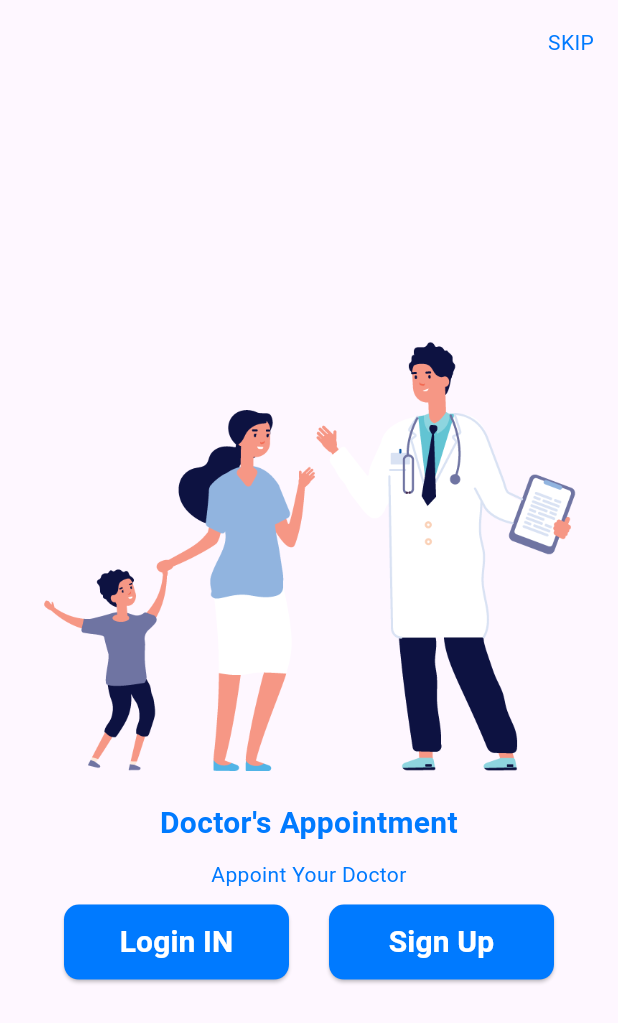
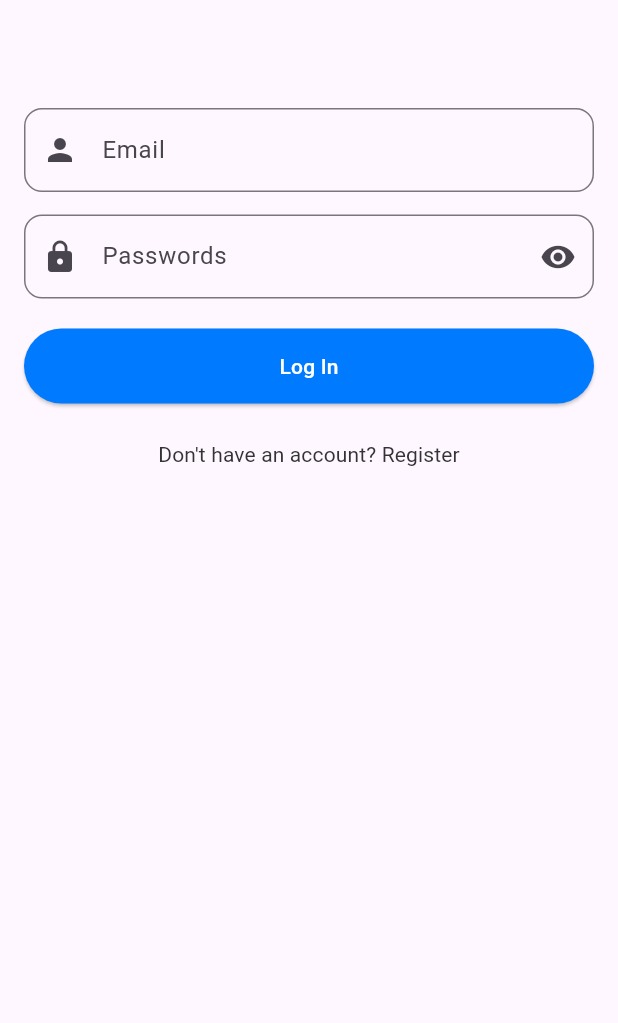
Before and after one commit to coderasmita/doctor_appointment, a Flutter app: the screen it shows after launch, on a phone screen of 412 x 824 dp. Shown: the top 1023 px of the screen. Run offline on Flutter 3.47's test engine with Material 3 defaults, Android fonts, the phone set to English and light mode, and no system bars; our stand-ins replace get, velocity_x.

Commit message:
login screen

```diff
--- /dev/null
+++ b/lib/components/custom_text_field.dart
@@ -0,0 +1,39 @@
+import 'package:doctors_appointment/const/app_color.dart';
+import 'package:flutter/material.dart';
+
+class CustomTextField extends StatelessWidget {
+  const CustomTextField({
+    super.key,
+    required this.hintText,
+    this.prefixIcon,
+    this.suffixIcon,
+    this.obscureText = false,
+    this.textEditingController,
+    this.textInputType,
+  });
+
+  final String hintText;
+  final Widget? prefixIcon;
+  final Widget? suffixIcon;
+  final bool? obscureText;
+  final TextEditingController? textEditingController;
+  final TextInputType? textInputType;
+
+  @override
+  Widget build(BuildContext context) {
+    return TextField(
+      obscureText: obscureText!,
+      keyboardType: textInputType,
+      controller: textEditingController,
+      decoration: InputDecoration(
+        border: OutlineInputBorder(
+          borderSide: const BorderSide(color: AppColor.black),
+          borderRadius: BorderRadius.circular(12),
+        ),
+        hintText: hintText,
+        prefixIcon: prefixIcon,
+        suffixIcon: suffixIcon,
+      ),
+    );
+  }
+}
--- /dev/null
+++ b/lib/components/primary_button.dart
@@ -0,0 +1,41 @@
+import 'package:flutter/material.dart';
+
+import '../const/app_color.dart';
+
+class PrimaryButton extends StatelessWidget {
+  const PrimaryButton({
+    super.key,
+    required this.title,
+    this.onPressed,
+    this.icon,
+    this.width,
+    this.height,
+    this.color,
+    this.textColor,
+    this.bgColor,
+  });
+  final String title;
+  final Function()? onPressed;
+  final Widget? icon;
+  final double? width;
+  final double? height;
+  final Color? color;
+  final Color? textColor;
+  final Color? bgColor;
+
+  @override
+  Widget build(BuildContext context) {
+    return ElevatedButton(
+      onPressed: onPressed,
+      style: ElevatedButton.styleFrom(
+        backgroundColor: bgColor ?? AppColor.primaryColor,
+        fixedSize:
+            Size(width ?? MediaQuery.sizeOf(context).width, height ?? 50),
+      ),
+      child: Text(
+        title,
+        style: TextStyle(color: textColor ?? AppColor.white),
+      ),
+    );
+  }
+}
--- a/lib/main.dart
+++ b/lib/main.dart
@@ -1,4 +1,4 @@
-import 'package:doctors_appointment/screens/onboard_screen.dart';
+import 'package:doctors_appointment/screens/splash_screen.dart';
 import 'package:flutter/material.dart';
 import 'package:get/get.dart';
 
@@ -18,7 +18,7 @@ class MyApp extends StatelessWidget {
         colorScheme: ColorScheme.fromSeed(seedColor: Colors.deepPurple),
         useMaterial3: true,
       ),
-      home: const OnBoardScreen(),
+      home: const SplashScreen(),
     );
   }
 }
--- a/lib/screens/login_screen.dart
+++ b/lib/screens/login_screen.dart
@@ -0,0 +1,88 @@
+import 'package:doctors_appointment/const/app_text.dart';
+import 'package:doctors_appointment/screens/dashboard_screen.dart';
+import 'package:doctors_appointment/screens/signup_screen.dart';
+
+import 'package:flutter/material.dart';
+import 'package:get/get.dart';
+
+import '../components/custom_text_field.dart';
+import '../components/primary_button.dart';
+
+class LoginScreen extends StatefulWidget {
+  const LoginScreen({super.key});
+
+  @override
+  State<LoginScreen> createState() => _LoginScreenState();
+}
+
+class _LoginScreenState extends State<LoginScreen> {
+  bool isVisibility = true;
+  final TextEditingController _emailController = TextEditingController();
+  final TextEditingController _passwordController = TextEditingController();
+  @override
+  Widget build(BuildContext context) {
+    return Scaffold(
+      appBar: AppBar(),
+      body: Padding(
+        padding: const EdgeInsets.all(16),
+        child: Column(
+          children: [
+            CustomTextField(
+              textInputType: TextInputType.emailAddress,
+              hintText: "Email",
+              prefixIcon: const Icon(
+                Icons.person,
+              ),
+              textEditingController: _emailController,
+            ),
+            const SizedBox(
+              height: 15,
+            ),
+            CustomTextField(
+              obscureText: isVisibility,
+              hintText: "Passwords",
+              prefixIcon: const Icon(Icons.lock),
+              suffixIcon: InkWell(
+                onTap: () {
+                  setState(() {
+                    isVisibility = !isVisibility;
+                  });
+                },
+                child: Icon(
+                  isVisibility ? Icons.visibility : Icons.visibility_off,
+                ),
+              ),
+              textEditingController: _passwordController,
+            ),
+            const SizedBox(
+              height: 20,
+            ),
+            PrimaryButton(
+              title: "Log In",
+              onPressed: () {
+                Get.to(() => const DashboardScreen());
+              },
+              width: MediaQuery.sizeOf(context).width,
+              //color primaty ma diyako xa bhane yo nabhaya yo
+              // textColor: AppColor.black,
+              // bgColor: Colors.green,
+            ),
+            const SizedBox(
+              height: 10,
+            ),
+            Center(
+              child: TextButton(
+                onPressed: () {
+                  Get.to(() => const SignupScreen());
+                },
+                child: const AppText(
+                  title: "Don't have an account? Register",
+                ),
+              ),
+            ),
+          ],
+        ),
+      ),
+    );
+  }
+}
--- a/lib/screens/onboard_screen.dart
+++ /dev/null
@@ -1,85 +0,0 @@
-import 'package:doctors_appointment/const/app_assets.dart';
-import 'package:doctors_appointment/const/app_color.dart';
-import 'package:doctors_appointment/const/app_text.dart';
-import 'package:flutter/material.dart';
-
-import '../const/app_strings.dart';
-import '../const/app_style.dart';
-
-class OnBoardScreen extends StatelessWidget {
-  const OnBoardScreen({super.key});
-
-  @override
-  Widget build(BuildContext context) {
-    return Scaffold(
-      appBar: AppBar(
-        actions: [
-          Padding(
-            padding: const EdgeInsets.only(right: 16),
-            child: AppText(
-              title: AppStrings.skip.toUpperCase(),
-              color: AppColor.primaryColor,
-            ),
-          ),
-        ],
-      ),
-      body: Padding(
-        padding: const EdgeInsets.all(16),
-        child: Column(
-          mainAxisAlignment: MainAxisAlignment.center,
-          children: [
-            Image.asset(AppAssets.imagesDoctors),
-            const SizedBox(
-              height: 20,
-            ),
-            AppStyles.bold(
-              title: AppStrings.doctorsAppointment,
-              color: AppColor.primaryColor,
-            ),
-            const SizedBox(
-              height: 10,
-            ),
-            AppStyles.normal(
-              title: AppStrings.appointYourDoctor,
-              color: AppColor.primaryColor,
-            ),
-            const SizedBox(
-              height: 10,
-            ),
-            Row(
-              mainAxisAlignment: MainAxisAlignment.spaceEvenly,
-              children: [
-                ElevatedButton(
-                  onPressed: () {},
-                  style: ElevatedButton.styleFrom(
-                      fixedSize: const Size(150, 50),
-                      shape: RoundedRectangleBorder(
-                        borderRadius: BorderRadius.circular(10),
-                      ),
-                      backgroundColor: AppColor.primaryColor),
-                  child: AppStyles.bold(
-                    title: AppStrings.logIn,
-                    color: AppColor.white,
-                  ),
-                ),
-                ElevatedButton(
-                  onPressed: () {},
-                  style: ElevatedButton.styleFrom(
-                      fixedSize: const Size(150, 50),
-                      shape: RoundedRectangleBorder(
-                        borderRadius: BorderRadius.circular(10),
-                      ),
-                      backgroundColor: AppColor.primaryColor),
-                  child: AppStyles.bold(
-                    title: AppStrings.signIn,
-                    color: AppColor.white,
-                  ),
-                ),
-              ],
-            )
-          ],
-        ),
-      ),
-    );
-  }
-}
```
Also changed, not shown: lib/screens/home_screen.dart (+16 -1 lines), lib/screens/signup_screen.dart (+121 -0 lines), lib/screens/splash_screen.dart (added, +103 -0 lines).
